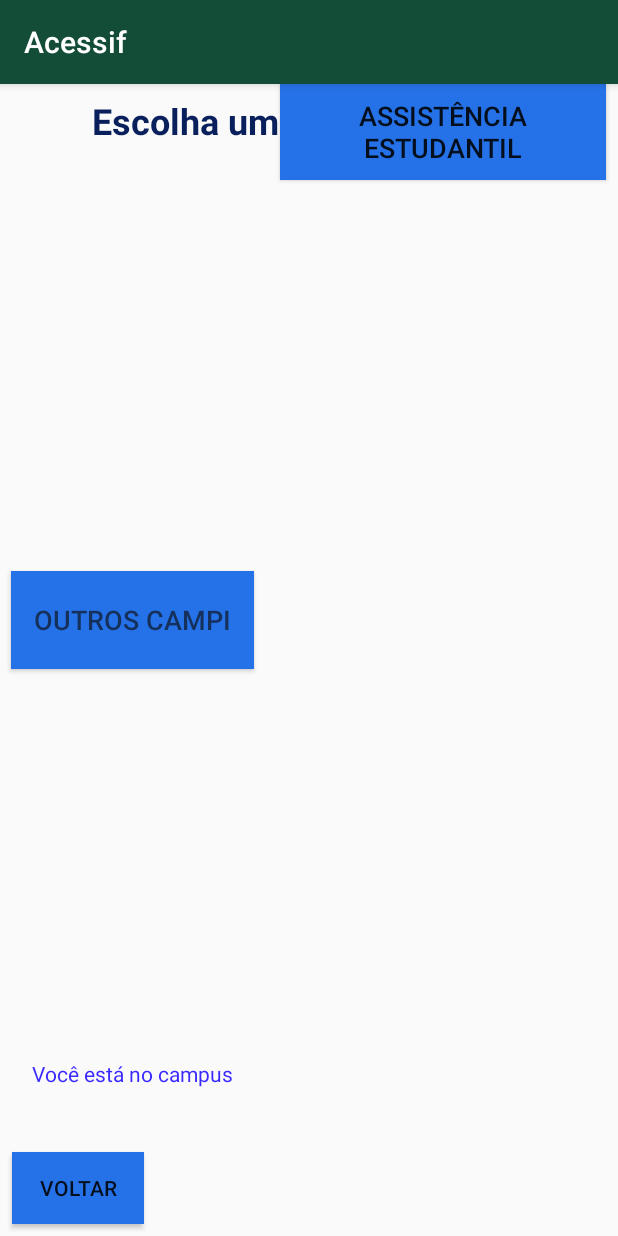
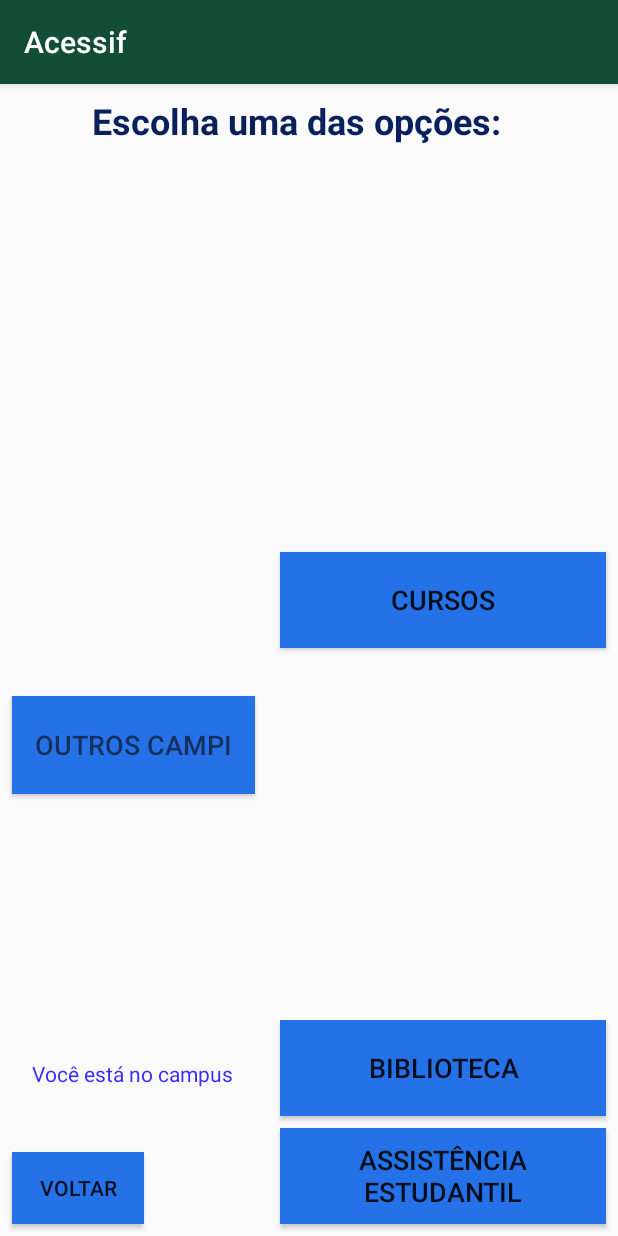
Before and after one commit to joaquim21acj/Acessif3, an Android app: the SemAjuda screen opened directly, with no data from a screen before it, after a tap on "ASSISTÊNCIA ESTUDANTIL", on a phone screen of 412 x 824 dp. Run offline under Robolectric (Android 15) with nearby library versions, the phone set to English and light mode, and no system bars.

Commit message:
modifiquei os botões que estavam ficando soltos na tela da main e implementei o botão de voltar da página semAjuda

```diff
--- a/app/src/main/java/project/org/com/acessif/MainActivity.java
+++ b/app/src/main/java/project/org/com/acessif/MainActivity.java
@@ -34,6 +34,7 @@ public class MainActivity extends AppCompatActivity implements View.OnClickListe
         Intent intent = new Intent(MainActivity.this, Visual.class);
         startActivity(intent);
     }
+
     public void telaAtencao (View view){
         Intent intent = new Intent(MainActivity.this, Atencao.class);
         startActivity(intent);
--- a/app/src/main/java/project/org/com/acessif/SemAjuda.java
+++ b/app/src/main/java/project/org/com/acessif/SemAjuda.java
@@ -4,19 +4,44 @@ import android.content.Intent;
 import android.os.Bundle;
 import android.support.v7.app.AppCompatActivity;
 import android.view.View;
+import android.widget.Button;
 
 /**
  * Created by joaqu on 28/08/2017.
  */
 
-public class SemAjuda extends AppCompatActivity {
+public class SemAjuda extends AppCompatActivity implements View.OnClickListener{
 
     @Override
     protected void onCreate(Bundle savedInstanceState) {
         super.onCreate(savedInstanceState);
         setContentView(R.layout.sem_ajuda);
+        Button buttonCampi = (Button) findViewById(R.id.buttonCampi);
+        buttonCampi.setOnClickListener(this);
+        Button buttonVoltar = (Button) findViewById(R.id.buttonVoltar);
+        buttonVoltar.setOnClickListener(this);
+        Button buttonCursos = (Button) findViewById(R.id.buttonCursos);
+        buttonCursos.setOnClickListener(this);
+        Button buttonBiblioteca = (Button) findViewById(R.id.buttonBiblioteca);
+        buttonBiblioteca.setOnClickListener(this);
+        Button buttonAssistencia = (Button) findViewById(R.id.buttonAssistencia);
+        buttonAssistencia.setOnClickListener(this);
     }
-    public void outrosCampi (){
+    @Override
+    public void onClick (View v) {
+        switch (v.getId()){
+            case R.id.buttonCampi: {
+                outrosCampi(v);
+                break;
+            }
+            case R.id.buttonVoltar: {
+                voltar(v);
+                break;
+            }
+
+        }
+    }
+    public void outrosCampi (View view){
         Intent intent = new Intent(SemAjuda.this, OutrosCampi.class);
         startActivity(intent);
     }
--- a/app/src/main/res/layout/sem_ajuda.xml
+++ b/app/src/main/res/layout/sem_ajuda.xml
@@ -10,24 +10,28 @@
     android:weightSum="1">
 
     <Button
-        android:id="@+id/button15"
+        android:id="@+id/buttonAssistencia"
         android:layout_width="217dp"
         android:layout_height="64dp"
         android:background="#2572E8"
         android:text="Assistência estudantil"
         android:textSize="18sp"
-        tools:layout_editor_absoluteX="359dp"
-        tools:layout_editor_absoluteY="207dp"
         android:layout_marginRight="8dp"
         app:layout_constraintRight_toRightOf="parent"
         android:onClick=""
-        />
+        app:layout_constraintBottom_toBottomOf="parent"
+        android:layout_marginBottom="8dp"
+        app:layout_constraintLeft_toRightOf="@+id/buttonVoltar"
+        android:layout_marginLeft="8dp"
+        app:layout_constraintHorizontal_bias="1.0" />
 
     <Button
-        android:id="@+id/button14"
+        android:id="@+id/buttonCampi"
         android:layout_width="162dp"
         android:layout_height="65dp"
         android:layout_marginBottom="8dp"
+        android:layout_marginLeft="8dp"
+        android:layout_marginRight="0dp"
         android:layout_marginTop="8dp"
         android:background="#2572E8"
         android:backgroundTint="#2572E8"
@@ -35,14 +39,14 @@
         android:textColor="#14305b"
         android:textSize="18sp"
         app:layout_constraintBottom_toTopOf="@+id/textView2"
+        app:layout_constraintHorizontal_bias="0.0"
+        app:layout_constraintLeft_toLeftOf="parent"
+        app:layout_constraintRight_toRightOf="@+id/textView2"
         app:layout_constraintTop_toBottomOf="@+id/textView"
-        android:layout_marginLeft="8dp"
-        app:layout_constraintLeft_toLeftOf="parent"
-        android:layout_marginRight="0dp"
-        app:layout_constraintRight_toRightOf="@+id/textView2" />
+        app:layout_constraintVertical_bias="0.666" />
 
     <Button
-        android:id="@+id/button13"
+        android:id="@+id/buttonBiblioteca"
         android:layout_width="217dp"
         android:layout_height="64dp"
         android:background="#2572E8"
@@ -51,7 +55,7 @@
         android:layout_marginRight="8dp"
         app:layout_constraintRight_toRightOf="parent"
         android:layout_marginBottom="8dp"
-        app:layout_constraintBottom_toTopOf="@+id/button15" />
+        app:layout_constraintBottom_toTopOf="@+id/buttonAssistencia" />
 
     <TextView
         android:id="@+id/textView"
@@ -73,20 +77,22 @@
         app:layout_constraintRight_toRightOf="parent" />
 
     <Button
-        android:id="@+id/button10"
+        android:id="@+id/buttonCursos"
         android:layout_width="217dp"
         android:layout_height="64dp"
+        android:layout_marginBottom="8dp"
+        android:layout_marginRight="8dp"
+        android:layout_marginTop="8dp"
         android:background="#2572E8"
         android:lineSpacingExtra="18sp"
         android:text="Cursos"
         android:textSize="18sp"
-        android:layout_marginRight="8dp"
+        app:layout_constraintBottom_toTopOf="@+id/buttonBiblioteca"
         app:layout_constraintRight_toRightOf="parent"
-        android:layout_marginBottom="8dp"
-        app:layout_constraintBottom_toTopOf="@+id/button13" />
+        app:layout_constraintTop_toBottomOf="@+id/textView" />
 
     <Button
-        android:id="@+id/button16"
+        android:id="@+id/buttonVoltar"
         style="@style/ThemeOverlay.AppCompat.ActionBar"
         android:layout_width="wrap_content"
         android:layout_height="wrap_content"
@@ -106,7 +112,7 @@
         android:textColor="#3929FF"
         tools:text="Para informações sobre outros campi clique no botão"
         android:layout_marginBottom="8dp"
-        app:layout_constraintBottom_toTopOf="@+id/button16"
+        app:layout_constraintBottom_toTopOf="@+id/buttonVoltar"
         android:layout_marginLeft="8dp"
         app:layout_constraintLeft_toLeftOf="parent" />
 
```
Also changed, not shown: app/src/main/res/layout/activity_main.xml (+16 -11 lines).
